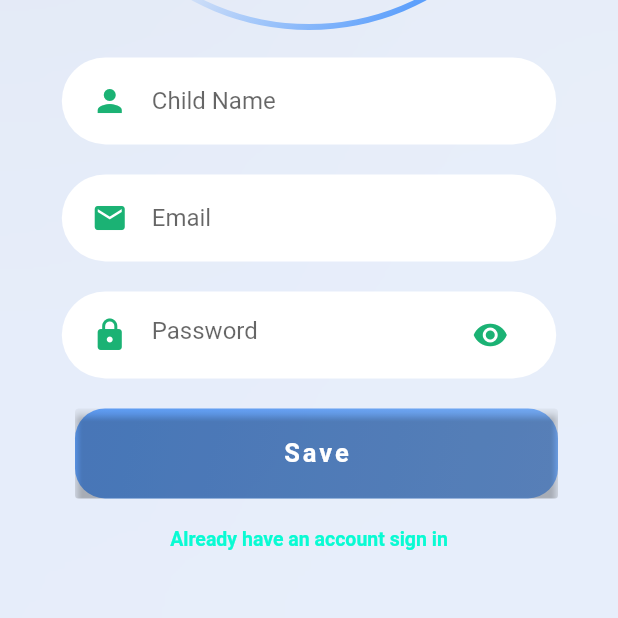
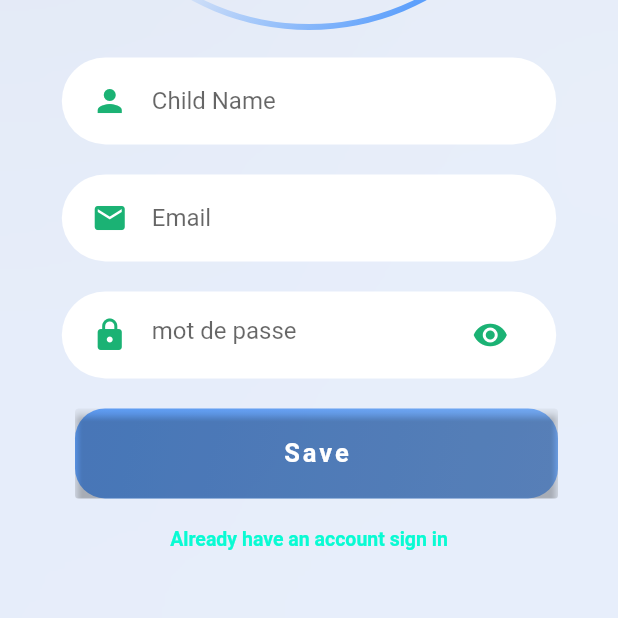
Before and after one commit to HaithemGhattass/ArtieFlutter, a Flutter app: the screen it shows after launch, after a tap on "Login", after a tap on "Dont have an account ? Sign up", on a phone screen of 412 x 824 dp, the part 618-1236 px from its top. Run offline on Flutter 3.47's test engine with Material 2 defaults, Android fonts, the phone set to English and light mode, and no system bars; our stand-ins replace flutter_svg, image_picker, rxdart, shared_preferences, sliding_up_panel; missing offline and left inert: dart:ffi; accounts and stored records are empty; generated files the repository leaves out were written again; Roboto replaces fonts that are missing (OpenSans).

Commit message:
updating pw field

```diff
--- a/ArtieFlutter-Dev/lib/components/costum/rounded_password_field.dart
+++ b/ArtieFlutter-Dev/lib/components/costum/rounded_password_field.dart
@@ -1,12 +1,14 @@
 import 'package:artie/service/userapi_service.dart';
 import 'package:flutter/material.dart';
-import 'package:flutter_gen/gen_l10n/app_localizations.dart';
 
 import 'textfield_container.dart';
 
 class RoundedPasswordField extends StatelessWidget {
-  const RoundedPasswordField({Key? key, this.val}) : super(key: key);
+  const RoundedPasswordField({Key? key, this.val, this.hintText})
+      : super(key: key);
   final String? val;
+  final String? hintText;
+
   @override
   Widget build(BuildContext context) {
     const kPrimaryColor = Color(0xfff1bb274);
@@ -22,12 +24,12 @@ class RoundedPasswordField extends StatelessWidget {
         validator: (input) => input!.isValidPass()
             ? null
             : "password should have minimun length 6\n and one Upper case at least ",
-        decoration: const InputDecoration(
+        decoration: InputDecoration(
             icon: Icon(
               Icons.lock,
               color: kPrimaryColor,
             ),
-            hintText: "Password",
+            hintText: hintText,
             hintStyle: TextStyle(fontFamily: 'OpenSans'),
             suffixIcon: Icon(
               Icons.visibility,
--- a/ArtieFlutter-Dev/lib/l10n/app_ar.arb
+++ b/ArtieFlutter-Dev/lib/l10n/app_ar.arb
@@ -5,6 +5,7 @@
     "age":"العمر",
       "chooseAnImage":"اختر صورة",
       "save":"حفظ",
+      "password": "كلمة المرور",
       "cancel":"إلغاء",
         "doYouWantToDesignTheImage":"هل تريد تصميم الصورة؟",
   "whatwouldyouliketocolor":"ما الذي ترغب في تلوينه؟",
--- a/ArtieFlutter-Dev/lib/l10n/app_en.arb
+++ b/ArtieFlutter-Dev/lib/l10n/app_en.arb
@@ -6,6 +6,7 @@
   "chooseAnImage":"Choose an Image",
   "save":"Save",
   "cancel":"Cancel",
+  "password": "mot de passe",
   "doYouWantToDesignTheImage":"Do you want to design the image?",
   "whatwouldyouliketocolor":"What would you\nlike to color?",
   "simpleshapes":"Simple Shapes",
--- a/ArtieFlutter-Dev/lib/l10n/app_fr.arb
+++ b/ArtieFlutter-Dev/lib/l10n/app_fr.arb
@@ -4,6 +4,7 @@
     "imaginarium,":"Imaginarium",
     "createSpace":"Créer Un Espace",
     "age":"Age",
+    "password": "password",
     "chooseAnImage":"Choisir une image",
     "save":"Enregistrer",
     "cancel":"Annuler",
--- a/ArtieFlutter-Dev/lib/screens/changepwd_screen.dart
+++ b/ArtieFlutter-Dev/lib/screens/changepwd_screen.dart
@@ -7,6 +7,7 @@ import 'package:artie/constants.dart';
 import 'package:artie/screens/signin_screen.dart';
 import 'package:artie/screens/signup_screen.dart';
 import 'package:artie/service/userapi_service.dart';
+import 'package:flutter_gen/gen_l10n/app_localizations.dart';
 
 import 'package:flutter/material.dart';
 import 'package:flutter/src/foundation/key.dart';
@@ -24,7 +25,7 @@ class Changepw extends StatefulWidget {
 }
 
 class _Changepw extends State<Changepw> {
-    final Future<SharedPreferences> _prefs = SharedPreferences.getInstance();
+  final Future<SharedPreferences> _prefs = SharedPreferences.getInstance();
   late Future<String> _email;
   Future<String> _getname() async {
     final SharedPreferences prefs = await _prefs;
@@ -55,7 +56,8 @@ class _Changepw extends State<Changepw> {
       });
     }
   }
-   @override
+
+  @override
   void initState() {
     // TODO: implement initState
 
@@ -164,11 +166,9 @@ class _Changepw extends State<Changepw> {
                     key: _formKey,
                     child: Column(
                       children: [
-
-                        const RoundedPasswordField(),
-
-
-               Padding(
+                        RoundedPasswordField(
+                            hintText: AppLocalizations.of(context)!.password),
+                        Padding(
                           padding: const EdgeInsets.only(left: 50, right: 40),
                           child: RoundedButton(
                               text: 'Change',
@@ -176,18 +176,15 @@ class _Changepw extends State<Changepw> {
                                 if (_formKey.currentState!.validate()) {
                                   _formKey.currentState!.save();
                                   Map<String, dynamic> userData = {
-
                                     "email": widget.email,
                                     "pwd": pwd
-
                                   };
                                   Map<String, String> headers = {
                                     "Content-Type":
                                         "application/json; charset=UTF-8"
                                   };
 
-                                  UserApiServicee.changepw(
-                                      context);
+                                  UserApiServicee.changepw(context);
                                   /*  .then((a) => {
                                             print('aaa'),
                                             ChildApiService.getChildsByUser()
@@ -201,11 +198,9 @@ class _Changepw extends State<Changepw> {
                         const SizedBox(
                           height: 10,
                         ),
-
                       ],
                     ),
                   ),
-
                 ],
               ),
             )
--- a/ArtieFlutter-Dev/lib/screens/signin_screen.dart
+++ b/ArtieFlutter-Dev/lib/screens/signin_screen.dart
@@ -139,9 +139,11 @@ class _SignIn extends State<SignIn> {
                     key: _formKey,
                     child: Column(
                       children: [
-                         RoundedInputField(
-                                 hintText: AppLocalizations.of(context)!.email , icon: Icons.email),
-                        const RoundedPasswordField(),
+                        RoundedInputField(
+                            hintText: AppLocalizations.of(context)!.email,
+                            icon: Icons.email),
+                        RoundedPasswordField(
+                            hintText: AppLocalizations.of(context)!.password),
                         Padding(
                           padding: const EdgeInsets.only(left: 50, right: 40),
                           child: RoundedButton(
@@ -182,8 +184,7 @@ class _SignIn extends State<SignIn> {
                                   fullscreenDialog: true),
                             );
                           },
-                          child:  Text(
-
+                          child: Text(
                             AppLocalizations.of(context)!.forgotpassword,
                             style: TextStyle(
                                 color: Constants.kGreenColor,
@@ -204,10 +205,9 @@ class _SignIn extends State<SignIn> {
                                   fullscreenDialog: true),
                             );
                           },
-                          child:  Text(
-                                                        AppLocalizations.of(context)!.donthaveanaccountSignup,
-
-
+                          child: Text(
+                            AppLocalizations.of(context)!
+                                .donthaveanaccountSignup,
                             style: TextStyle(
                                 color: Constants.kGreenColor,
                                 fontFamily: 'OpenSans',
--- a/ArtieFlutter-Dev/lib/screens/signup_screen.dart
+++ b/ArtieFlutter-Dev/lib/screens/signup_screen.dart
@@ -147,7 +147,8 @@ class _SignUp extends State<SignUp> {
                         RoundedInputField(
                             hintText: AppLocalizations.of(context)!.email,
                             icon: Icons.email),
-                        const RoundedPasswordField(),
+                        RoundedPasswordField(
+                            hintText: AppLocalizations.of(context)!.password),
                         Padding(
                           padding: const EdgeInsets.only(left: 50, right: 40),
                           child: RoundedButton(
```
